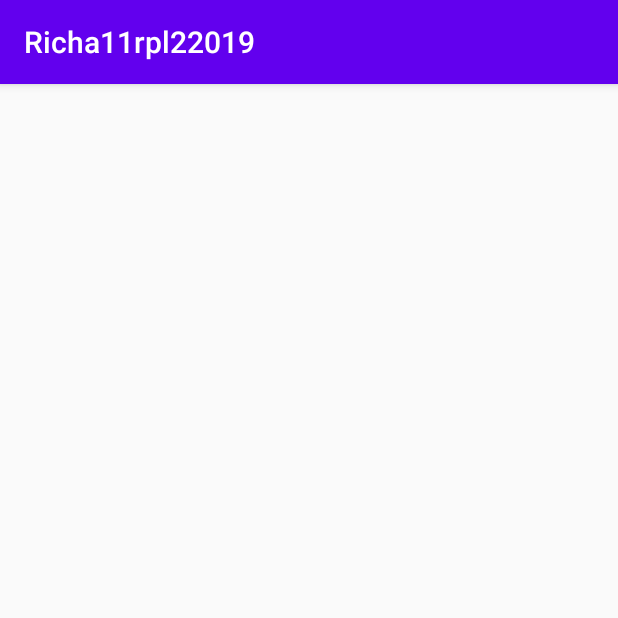
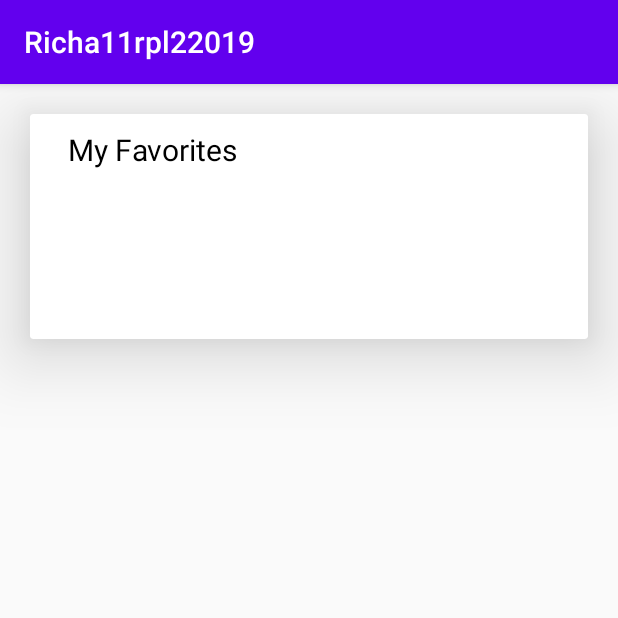
Before and after one commit to RichaYolanda/Richa11rpl22019, an Android app: the Mainmenu screen opened directly, with no data from a screen before it, on a phone screen of 412 x 824 dp, the top half of it. Run offline under Robolectric (Android 15) with nearby library versions, the phone set to English and light mode, and no system bars.

```diff
--- a/app/src/main/AndroidManifest.xml
+++ b/app/src/main/AndroidManifest.xml
@@ -11,6 +11,7 @@
         android:roundIcon="@mipmap/ic_launcher_round"
         android:supportsRtl="true"
         android:theme="@style/AppTheme">
+        <activity android:name=".ListData"/>
         <activity android:name=".Controlclass">
             <intent-filter>
                 <action android:name="android.intent.action.MAIN" />
@@ -19,9 +20,7 @@
             </intent-filter>
         </activity>
         <activity android:name=".Mainmenu" />
-        <activity android:name=".MainActivity">
-
-        </activity>
+        <activity android:name=".MainActivity"/>
     </application>
 
 </manifest>
--- a/app/src/main/java/com/example/richa11rpl22019/Mainmenu.java
+++ b/app/src/main/java/com/example/richa11rpl22019/Mainmenu.java
@@ -1,14 +1,24 @@
 package com.example.richa11rpl22019;
 
 import androidx.appcompat.app.AppCompatActivity;
+import androidx.cardview.widget.CardView;
 
+import android.content.Intent;
 import android.os.Bundle;
+import android.view.View;
 
 public class Mainmenu extends AppCompatActivity {
-
+    CardView menu1;
     @Override
     protected void onCreate(Bundle savedInstanceState) {
         super.onCreate(savedInstanceState);
         setContentView(R.layout.activity_mainmenu);
+        menu1 = (CardView)findViewById(R.id.cardku);
+        menu1.setOnClickListener(new View.OnClickListener() {
+            @Override
+            public void onClick(View view) {
+                startActivity(new Intent(getApplicationContext(), ListData.class));
+            }
+        });
     }
 }
--- a/app/src/main/res/layout/activity_mainmenu.xml
+++ b/app/src/main/res/layout/activity_mainmenu.xml
@@ -1,10 +1,27 @@
 <?xml version="1.0" encoding="utf-8"?>
-<LinearLayoutt xmlns:android="http://schemas.android.com/apk/res/android"
+<LinearLayout xmlns:android="http://schemas.android.com/apk/res/android"
     xmlns:app="http://schemas.android.com/apk/res-auto"
     xmlns:tools="http://schemas.android.com/tools"
     android:layout_width="match_parent"
     android:layout_height="match_parent"
     tools:context=".Mainmenu">
 
+    <androidx.cardview.widget.CardView
+        android:id="@+id/cardku"
+        android:layout_width="match_parent"
+        android:layout_height="150dp"
+        android:layout_margin="20dp"
+        android:layout_marginBottom="1dp"
+        app:cardElevation="30dp"
+        app:contentPadding="10dp">
+        <TextView
+            android:layout_width="wrap_content"
+            android:layout_height="wrap_content"
+            android:layout_marginLeft="15dp"
+            android:text="My Favorites"
+            android:textColor="#000000"
+            android:textSize="20dp" />
 
-</LinearLayoutt>
+    </androidx.cardview.widget.CardView>
+
+</LinearLayout>
```
